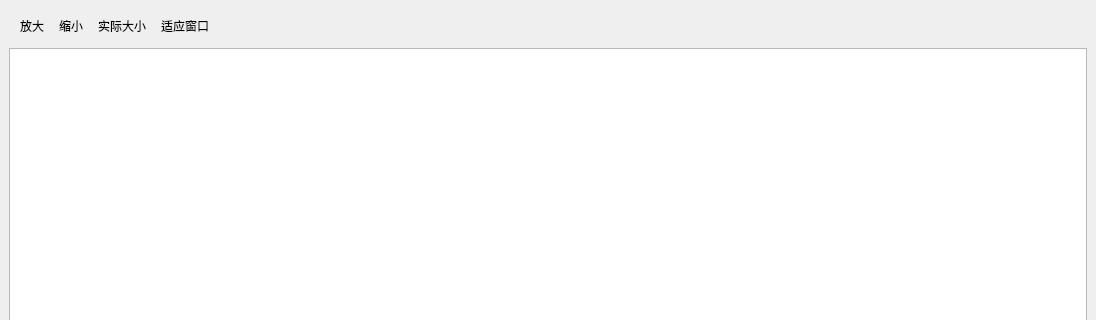
collide-Sky/Vistella, file src/media/imagewindow.ui: the form before one commit; both pictures show x 0 to 1096 and y 0 to 320 of the 1096 by 951 pixel window.
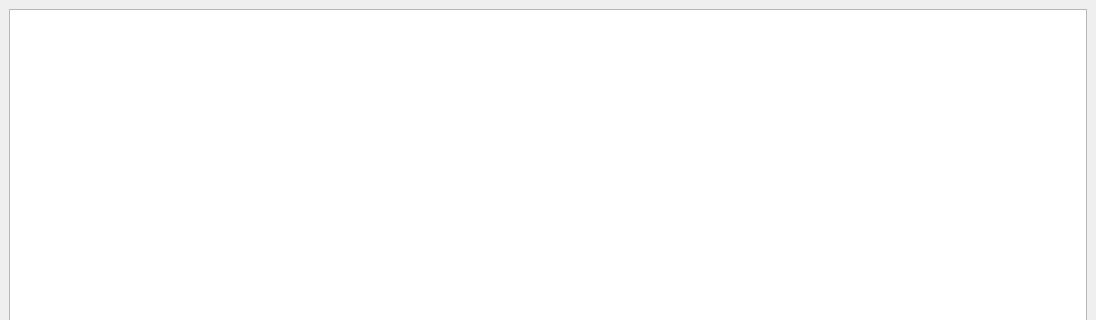
The form after the commit.

What changed in the file:
```diff
--- a/src/media/imagewindow.ui
+++ b/src/media/imagewindow.ui
@@ -14,23 +14,6 @@
    <layout class="QGridLayout" name="gridLayout_6">
     <item row="0" column="0">
      <layout class="QVBoxLayout" name="verticalLayout">
-      <item>
-       <widget class="QToolBar" name="toolbar">
-        <property name="iconSize">
-         <size>
-          <width>16</width>
-          <height>16</height>
-         </size>
-        </property>
-        <property name="floatable">
-         <bool>false</bool>
-        </property>
-        <addaction name="actZoomIn"/>
-        <addaction name="actZoomOut"/>
-        <addaction name="actResetZoom"/>
-        <addaction name="actFit"/>
-       </widget>
-      </item>
       <item>
        <widget class="QGraphicsView" name="graphicsView">
         <property name="minimumSize">
@@ -45,26 +28,6 @@
     </item>
    </layout>
   </widget>
-  <action name="actZoomIn">
-   <property name="text">
-    <string>放大</string>
-   </property>
-  </action>
-  <action name="actZoomOut">
-   <property name="text">
-    <string>缩小</string>
-   </property>
-  </action>
-  <action name="actResetZoom">
-   <property name="text">
-    <string>实际大小</string>
-   </property>
-  </action>
-  <action name="actFit">
-   <property name="text">
-    <string>适应窗口</string>
-   </property>
-  </action>
  </widget>
  <resources/>
  <connections/>
```
